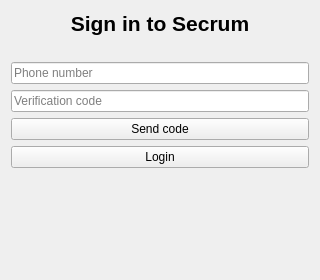
Before: the Qt Designer form src/ui/LoginWindow.ui in hidden-life/secrum-client, drawn with Qt 5.
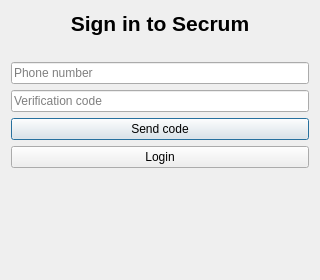
After: the same form once the commit is applied.

Patch:
```diff
--- a/src/ui/LoginWindow.ui
+++ b/src/ui/LoginWindow.ui
@@ -1,7 +1,7 @@
 <?xml version="1.0" encoding="UTF-8"?>
 <ui version="4.0">
  <class>LoginWindow</class>
- <widget class="QWidget" name="LoginWindow">
+ <widget class="QDialog" name="LoginWindow">
   <property name="geometry">
    <rect>
     <x>0</x>
```
